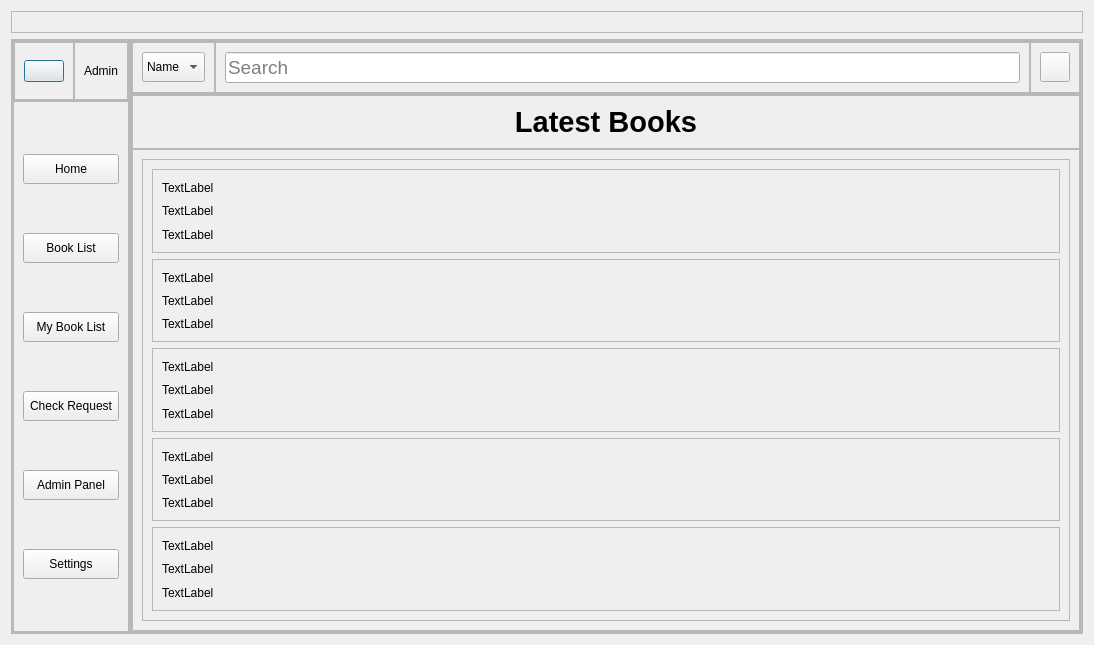
aavashlamichhane/LibMan, file homepage.ui: the form before one commit.
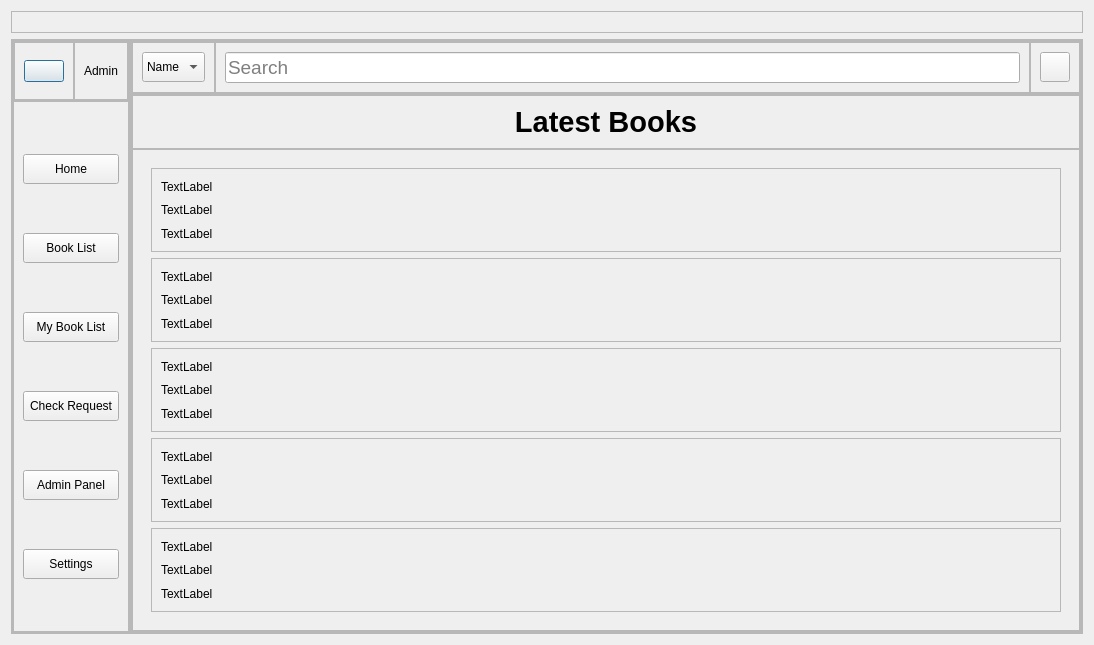
The form after the commit. Icons and pictures are not drawn.

```diff
--- a/homepage.ui
+++ b/homepage.ui
@@ -545,6 +545,9 @@
               <layout class="QHBoxLayout" name="horizontalLayout_7">
                <item>
                 <widget class="QScrollArea" name="scrollArea">
+                 <property name="frameShape">
+                  <enum>QFrame::NoFrame</enum>
+                 </property>
                  <property name="widgetResizable">
                   <bool>true</bool>
                  </property>
@@ -553,8 +556,8 @@
                    <rect>
                     <x>0</x>
                     <y>0</y>
-                    <width>903</width>
-                    <height>540</height>
+                    <width>953</width>
+                    <height>500</height>
                    </rect>
                   </property>
                   <layout class="QVBoxLayout" name="verticalLayout_6">
```
